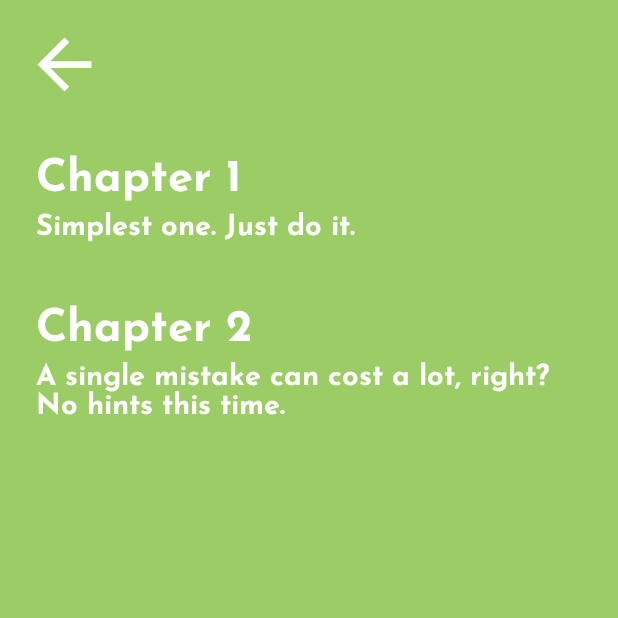
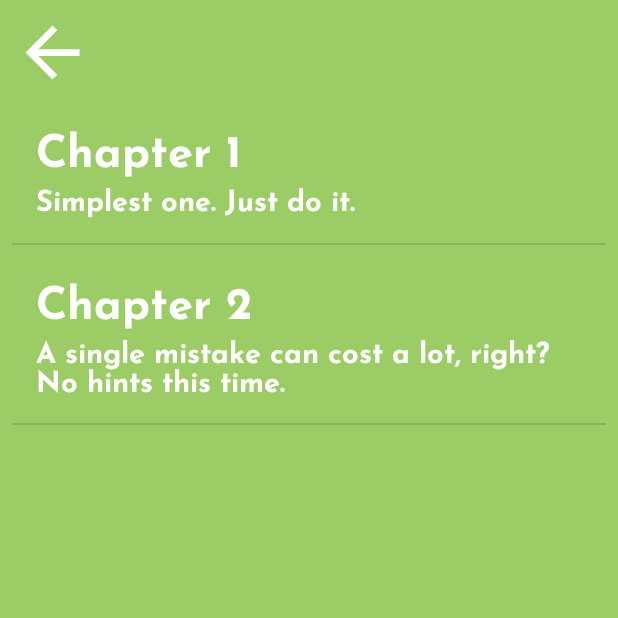
Before and after one commit to Minnakhmetov/NumberGame, an Android app: the ChapterChoiceFragment screen opened through its navigation route, on a phone screen of 412 x 824 dp, the top half of it. Run offline under Robolectric (Android 15) with nearby library versions, the light colour scheme and no system bars; our stand-ins replace Timber, data binding; Roboto replaces fonts that are not available here.

Commit message:
Added dividers in ChapterChoiceFragment

```diff
--- a/app/src/main/java/com/example/numbersgame/ChapterChoiceFragment.kt
+++ b/app/src/main/java/com/example/numbersgame/ChapterChoiceFragment.kt
@@ -6,6 +6,7 @@ import android.view.LayoutInflater
 import android.view.View
 import android.view.ViewGroup
 import androidx.navigation.fragment.findNavController
+import androidx.recyclerview.widget.DividerItemDecoration
 import com.example.numbersgame.R
 import com.example.numbersgame.databinding.FragmentChapterChoiceBinding
 
@@ -22,6 +23,8 @@ class ChapterChoiceFragment : Fragment() {
                 ChapterChoiceFragmentDirections.actionChapterChoiceFragmentToGameFragment(chapterId)
             )
         }
+
+        binding.chaptersList.addItemDecoration(DividerItemDecoration(context, DividerItemDecoration.VERTICAL))
         binding.chaptersList.adapter = adapter
 
         adapter.submitList(listOf(
--- a/app/src/main/res/layout/activity_main.xml
+++ b/app/src/main/res/layout/activity_main.xml
@@ -11,7 +11,8 @@
         android:layout_width="@dimen/back_button_side"
         android:layout_height="@dimen/back_button_side"
         android:layout_margin="@dimen/margin_from_screen_edge"
-        android:padding="@dimen/spacing_small"
+        android:clickable="true"
+        android:focusable="true"
         android:tint="@android:color/white"
         app:layout_constraintStart_toStartOf="parent"
         app:layout_constraintTop_toTopOf="parent"
--- a/app/src/main/res/layout/chapter_item_list.xml
+++ b/app/src/main/res/layout/chapter_item_list.xml
@@ -6,7 +6,6 @@
     android:layout_height="wrap_content"
     android:clickable="true"
     android:focusable="true"
-    android:background="?selectableItemBackground"
     android:padding="@dimen/spacing_normal">
 
     <TextView
--- a/app/src/main/res/values/dimens.xml
+++ b/app/src/main/res/values/dimens.xml
@@ -3,6 +3,6 @@
     <dimen name="start_countdown_text_size">200sp</dimen>
     <dimen name="spacing_small">8dp</dimen>
     <dimen name="spacing_normal">16dp</dimen>
-    <dimen name="back_button_side">70dp</dimen>
+    <dimen name="back_button_side">54dp</dimen>
     <dimen name="margin_from_screen_edge">@dimen/spacing_small</dimen>
 </resources>
```
